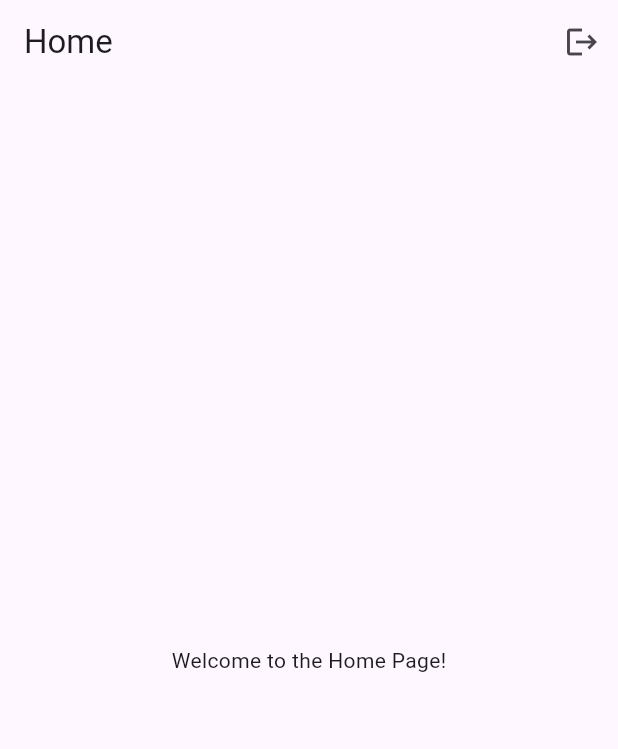
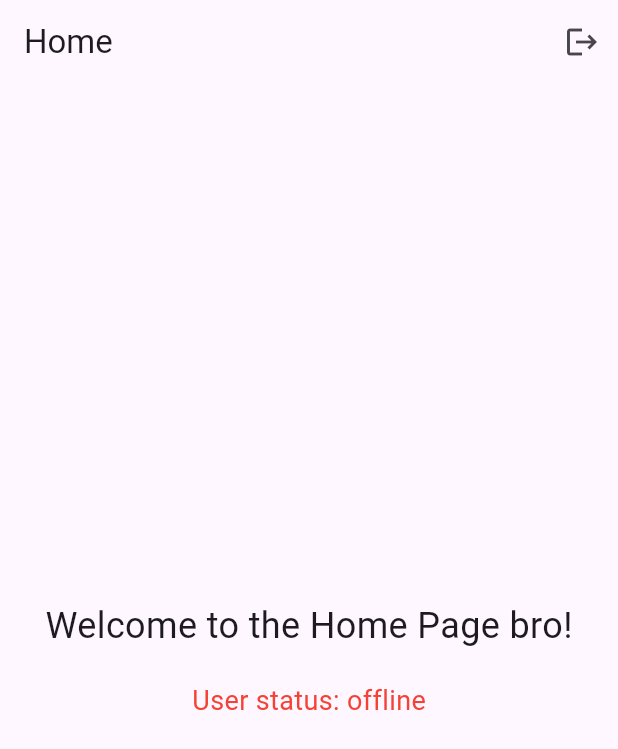
Before and after one commit to 1313med/authnetwork, a Flutter app: the HomeScreen screen opened directly, on a phone screen of 412 x 824 dp. Shown: the top 749 px of the screen. Run offline on Flutter 3.47's test engine with Material 3 defaults, Android fonts, the phone set to English and light mode, and no system bars; our stand-ins replace firebase_auth, firebase_core, firebase_database; accounts and stored records are empty.

Commit message:
second auth

```diff
--- a/lib/home_screen.dart
+++ b/lib/home_screen.dart
@@ -1,9 +1,45 @@
 import 'package:flutter/material.dart';
 import 'package:firebase_auth/firebase_auth.dart';
+import 'package:firebase_database/firebase_database.dart';
 import 'login_screen.dart';
 
-class HomeScreen extends StatelessWidget {
+class HomeScreen extends StatefulWidget {
+  @override
+  _HomeScreenState createState() => _HomeScreenState();
+}
+
+class _HomeScreenState extends State<HomeScreen> {
   final FirebaseAuth _auth = FirebaseAuth.instance;
+  late DatabaseReference userStatusRef;
+  String userStatus = "offline";
+
+  @override
+  void initState() {
+    super.initState();
+    _trackUserStatus();
+  }
+
+  // Function to track user's online/offline status
+  void _trackUserStatus() {
+    User? user = _auth.currentUser;
+    if (user != null) {
+      String userId = user.uid;
+      userStatusRef = FirebaseDatabase.instance
+          .ref()  // Updated from .reference() to .ref()
+          .child('users')
+          .child(userId)
+          .child('status');
+
+      // Listening to the user status changes in Firebase Realtime Database
+      userStatusRef.onValue.listen((event) {
+        String status = (event.snapshot.value as String?) ?? "offline";  // Updated to safely cast value to String
+        setState(() {
+          userStatus = status;
+        });
+        print('User is $status');
+      });
+    }
+  }
 
   Future<void> _logout(BuildContext context) async {
     await _auth.signOut();
@@ -26,7 +62,23 @@ class HomeScreen extends StatelessWidget {
         ],
       ),
       body: Center(
-        child: Text('Welcome to the Home Page!'),
+        child: Column(
+          mainAxisAlignment: MainAxisAlignment.center,
+          children: [
+            Text(
+              'Welcome to the Home Page bro!',
+              style: TextStyle(fontSize: 24),
+            ),
+            SizedBox(height: 20),
+            Text(
+              "User status: $userStatus",
+              style: TextStyle(
+                fontSize: 18,
+                color: userStatus == "online" ? Colors.green : Colors.red,
+              ),
+            ),
+          ],
+        ),
       ),
     );
   }
--- a/lib/main.dart
+++ b/lib/main.dart
@@ -1,5 +1,7 @@
 import 'package:flutter/material.dart';
 import 'package:firebase_core/firebase_core.dart';
+import 'package:firebase_auth/firebase_auth.dart';
+import 'package:firebase_database/firebase_database.dart';
 import 'login_screen.dart';
 
 void main() async {
@@ -16,3 +18,26 @@ class MyApp extends StatelessWidget {
     );
   }
 }
+
+class PresenceService {
+  final FirebaseAuth _auth = FirebaseAuth.instance;
+  final DatabaseReference _databaseRef = FirebaseDatabase.instance.ref();
+
+  void updateUserPresence() {
+    // Set user presence as online/offline
+    User? user = _auth.currentUser;
+
+    if (user != null) {
+      final userStatusDatabaseRef = _databaseRef.child('users/${user.uid}/status');
+
+      // Set initial status to 'online' when connected
+      _databaseRef.child('.info/connected').onValue.listen((event) {
+        final connected = event.snapshot.value as bool? ?? false;
+        if (connected) {
+          userStatusDatabaseRef.set('online');
+          userStatusDatabaseRef.onDisconnect().set('offline');
+        }
+      });
+    }
+  }
+}
--- /dev/null
+++ b/lib/presence_service.dart
@@ -0,0 +1,19 @@
+import 'package:firebase_database/firebase_database.dart';
+import 'package:firebase_auth/firebase_auth.dart';
+
+class PresenceService {
+  final DatabaseReference _database = FirebaseDatabase.instance.ref();
+
+  void updateUserPresence() {
+    final User? user = FirebaseAuth.instance.currentUser;
+    if (user != null) {
+      final userStatusRef = _database.child('users/${user.uid}/status');
+
+      // Mark the user as online when they log in
+      userStatusRef.set("online");
+
+      // Mark the user as offline when they disconnect
+      userStatusRef.onDisconnect().set("offline");
+    }
+  }
+}
```
Also changed, not shown: lib/login_screen.dart (+55 -9 lines), pubspec.yaml (+3 -17 lines), pubspec.lock, 1 other file.
